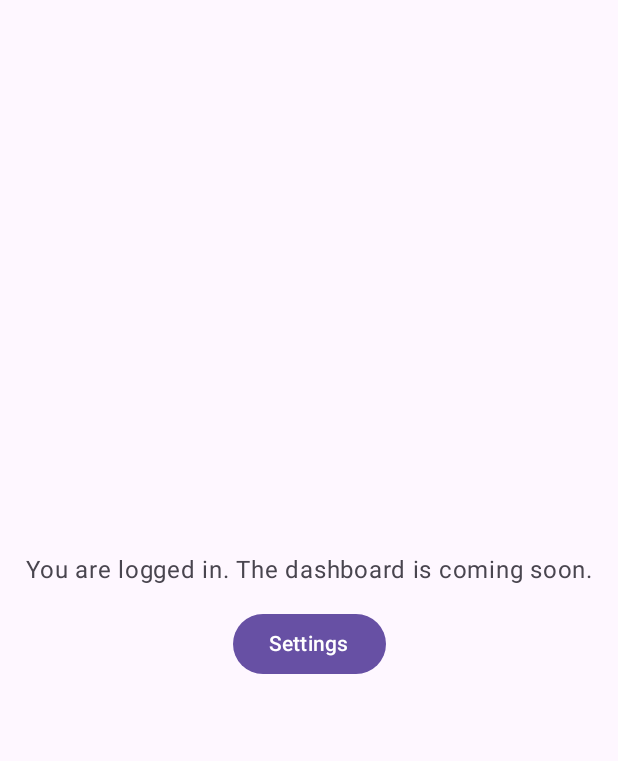
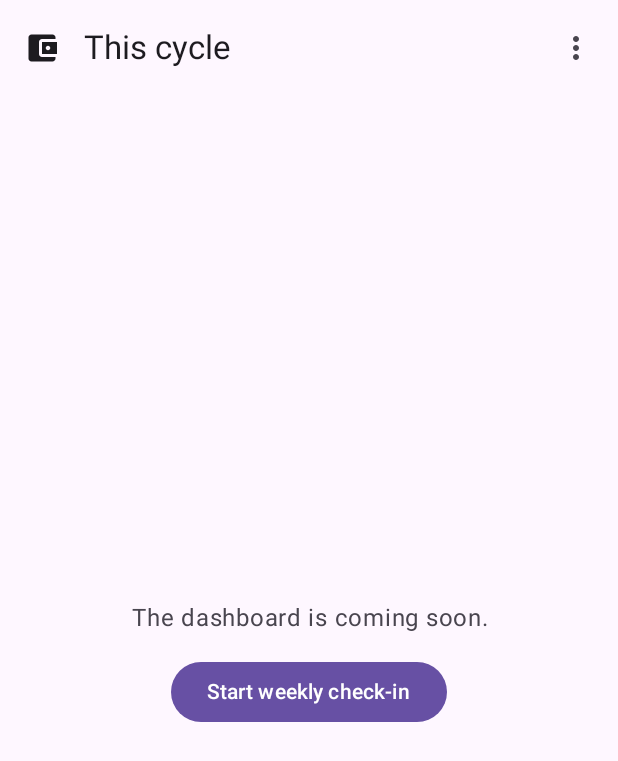
Before and after one commit to raviduravisara/kavindu-finance, an Android app built with Jetpack Compose: the DashboardPlaceholder screen opened through its navigation route, on a phone screen of 412 x 824 dp. Shown: the top 761 px of the screen. Run offline under Robolectric (Android 15) with nearby library versions, the phone set to English and light mode, and no system bars; our stand-ins replace Dagger/Hilt's generated code, Firebase (no records; nobody signed in at launch, a user with empty details on screens opened directly); libraries missing offline, so code that uses them is left out: androidx.hilt.lifecycle.

Commit message:
UI alignment step 4: app frame with bottom navigation bar
NavigationBar (Home, Income, History, Goal) on the four main screens only; dashboard placeholder top bar with the more-vert action to Settings; tab placeholders; snackbar above the bar; MainActivity only hosts AppNavHost.

```diff
--- a/app/src/main/java/com/fintrack/kavindu/MainActivity.kt
+++ b/app/src/main/java/com/fintrack/kavindu/MainActivity.kt
@@ -4,21 +4,11 @@ import android.os.Bundle
 import androidx.activity.ComponentActivity
 import androidx.activity.compose.setContent
 import androidx.activity.enableEdgeToEdge
-import androidx.compose.foundation.layout.consumeWindowInsets
-import androidx.compose.foundation.layout.fillMaxSize
-import androidx.compose.foundation.layout.padding
-import androidx.compose.material3.Scaffold
-import androidx.compose.material3.SnackbarHost
-import androidx.compose.material3.SnackbarHostState
-import androidx.compose.material3.Text
-import androidx.compose.runtime.Composable
-import androidx.compose.runtime.remember
-import androidx.compose.ui.Modifier
-import androidx.compose.ui.tooling.preview.Preview
 import com.fintrack.kavindu.core.ui.theme.KavinduFinanceTheme
 import com.fintrack.kavindu.navigation.AppNavHost
 import dagger.hilt.android.AndroidEntryPoint
 
+// The app's single activity. The app frame (Scaffold, NavigationBar, snackbars) lives in AppNavHost.
 @AndroidEntryPoint
 class MainActivity : ComponentActivity() {
     override fun onCreate(savedInstanceState: Bundle?) {
@@ -26,32 +16,8 @@ class MainActivity : ComponentActivity() {
         enableEdgeToEdge()
         setContent {
             KavinduFinanceTheme {
-                val snackbarHostState = remember { SnackbarHostState() }
-                Scaffold(
-                    modifier = Modifier.fillMaxSize(),
-                    snackbarHost = { SnackbarHost(snackbarHostState) },
-                ) { innerPadding ->
-                    // consumeWindowInsets: the screens' own Scaffolds do not add the status bar space again.
-                    AppNavHost(modifier = Modifier.padding(innerPadding).consumeWindowInsets(innerPadding))
-                    AppMessages(snackbarHostState)
-                }
+                AppNavHost()
             }
         }
     }
 }
-
-@Composable
-fun Greeting(name: String, modifier: Modifier = Modifier) {
-    Text(
-        text = "Hello $name!",
-        modifier = modifier
-    )
-}
-
-@Preview(showBackground = true)
-@Composable
-fun GreetingPreview() {
-    KavinduFinanceTheme {
-        Greeting("Android")
-    }
-}
--- a/app/src/main/java/com/fintrack/kavindu/navigation/AppNavHost.kt
+++ b/app/src/main/java/com/fintrack/kavindu/navigation/AppNavHost.kt
@@ -1,35 +1,67 @@
 package com.fintrack.kavindu.navigation
 
+import androidx.annotation.StringRes
+import androidx.compose.foundation.layout.consumeWindowInsets
+import androidx.compose.foundation.layout.padding
+import androidx.compose.material.icons.Icons
+import androidx.compose.material.icons.filled.AccountBalanceWallet
+import androidx.compose.material.icons.filled.Flag
+import androidx.compose.material.icons.filled.History
+import androidx.compose.material.icons.filled.Home
+import androidx.compose.material.icons.filled.MoreVert
+import androidx.compose.material3.Icon
+import androidx.compose.material3.IconButton
+import androidx.compose.material3.NavigationBar
+import androidx.compose.material3.NavigationBarItem
+import androidx.compose.material3.Scaffold
+import androidx.compose.material3.SnackbarHost
+import androidx.compose.material3.SnackbarHostState
+import androidx.compose.material3.Text
 import androidx.compose.runtime.Composable
 import androidx.compose.runtime.collectAsState
 import androidx.compose.runtime.getValue
 import androidx.compose.runtime.key
+import androidx.compose.runtime.remember
 import androidx.compose.ui.Modifier
+import androidx.compose.ui.graphics.vector.ImageVector
 import androidx.compose.ui.res.stringResource
 import androidx.hilt.lifecycle.viewmodel.compose.hiltViewModel
+import androidx.navigation.NavDestination.Companion.hasRoute
+import androidx.navigation.NavHostController
 import androidx.navigation.compose.NavHost
 import androidx.navigation.compose.composable
+import androidx.navigation.compose.currentBackStackEntryAsState
 import androidx.navigation.compose.rememberNavController
+import com.fintrack.kavindu.AppMessages
 import com.fintrack.kavindu.R
+import com.fintrack.kavindu.core.ui.components.AppTopBar
 import com.fintrack.kavindu.core.ui.components.EmptyState
 import com.fintrack.kavindu.core.ui.components.LoadingState
 import com.fintrack.kavindu.feature.auth.ui.ForgotPasswordScreen
-import com.fintrack.kavindu.feature.balancecheck.ui.BalanceCheckScreen
 import com.fintrack.kavindu.feature.auth.ui.LoginScreen
 import com.fintrack.kavindu.feature.auth.ui.RegisterScreen
 import com.fintrack.kavindu.feature.auth.viewmodel.SessionUiState
 import com.fintrack.kavindu.feature.auth.viewmodel.SessionViewModel
+import com.fintrack.kavindu.feature.balancecheck.ui.BalanceCheckScreen
 import com.fintrack.kavindu.feature.settings.ui.SettingsScreen
+
+// The four main screens in the bottom NavigationBar (UI spec, "App frame"): icon above label.
+private enum class TopLevelTab(val route: Any, @StringRes val label: Int, val icon: ImageVector) {
+    HOME(Dashboard, R.string.nav_home, Icons.Filled.Home),
+    INCOME(IncomeList, R.string.nav_income, Icons.Filled.AccountBalanceWallet),
+    HISTORY(TransactionHistory, R.string.nav_history, Icons.Filled.History),
+    GOAL(GoalOverview, R.string.nav_goal, Icons.Filled.Flag),
+}
 
 @Composable
 fun AppNavHost(
-    modifier: Modifier = Modifier,
     sessionViewModel: SessionViewModel = hiltViewModel(),
 ) {
     val sessionState by sessionViewModel.uiState.collectAsState()
+    val snackbarHostState = remember { SnackbarHostState() }
 
     if (sessionState == SessionUiState.Loading) {
-        LoadingState(modifier = modifier)
+        LoadingState()
         return
     }
     val isSignedIn = sessionState == SessionUiState.SignedIn
@@ -38,10 +70,25 @@ fun AppNavHost(
     // to the login screens after login, or into the app after logout.
     key(isSignedIn) {
         val navController = rememberNavController()
+        val currentDestination = navController.currentBackStackEntryAsState().value?.destination
+        val currentTab = TopLevelTab.entries.firstOrNull { currentDestination?.hasRoute(it.route::class) == true }
+
+        Scaffold(
+            snackbarHost = { SnackbarHost(snackbarHostState) }, // above the NavigationBar
+            bottomBar = {
+                // Only on the four main screens; not on login, Settings or the weekly check-in.
+                if (isSignedIn && currentTab != null) {
+                    AppNavigationBar(currentTab = currentTab, onTabSelected = { navController.openTab(it) })
+                }
+            },
+        ) { innerPadding ->
             NavHost(
                 navController = navController,
                 startDestination = if (isSignedIn) Dashboard else Login,
-            modifier = modifier,
+                // consumeWindowInsets: each screen's own top bar does not add the status bar space again.
+                modifier = Modifier
+                    .padding(innerPadding)
+                    .consumeWindowInsets(innerPadding),
             ) {
                 composable<Login> {
                     LoginScreen(
@@ -55,14 +102,24 @@ fun AppNavHost(
                 composable<ForgotPassword> {
                     ForgotPasswordScreen(onBackToLoginClicked = { navController.popBackStack() })
                 }
-            // Placeholder until Member 3's dashboard exists; the real dashboard links to Settings the same way.
+
+                // Placeholders until Member 3's dashboard and Member 2's and 3's tab screens exist.
                 composable<Dashboard> {
-                EmptyState(
-                    message = stringResource(R.string.placeholder_dashboard),
-                    actionLabel = stringResource(R.string.action_settings),
-                    onAction = { navController.navigate(Settings) },
+                    DashboardPlaceholder(
+                        onSettingsClicked = { navController.navigate(Settings) },
+                        onCheckInClicked = { navController.navigate(WeeklyBalanceCheck) },
                     )
                 }
+                composable<IncomeList> {
+                    TabPlaceholder(R.string.nav_income, R.string.placeholder_income) { navController.openTab(TopLevelTab.HOME) }
+                }
+                composable<TransactionHistory> {
+                    TabPlaceholder(R.string.nav_history, R.string.placeholder_history) { navController.openTab(TopLevelTab.HOME) }
+                }
+                composable<GoalOverview> {
+                    TabPlaceholder(R.string.nav_goal, R.string.placeholder_goal) { navController.openTab(TopLevelTab.HOME) }
+                }
+
                 composable<Settings> {
                     SettingsScreen(
                         onBackClicked = { navController.popBackStack() },
@@ -75,3 +132,67 @@ fun AppNavHost(
             }
         }
     }
+
+    AppMessages(snackbarHostState)
+}
+
+// Switching tabs keeps each tab's own back stack and never stacks the same tab twice.
+private fun NavHostController.openTab(tab: TopLevelTab) {
+    navigate(tab.route) {
+        popUpTo<Dashboard> { saveState = true }
+        launchSingleTop = true
+        restoreState = true
+    }
+}
+
+@Composable
+private fun AppNavigationBar(currentTab: TopLevelTab, onTabSelected: (TopLevelTab) -> Unit) {
+    NavigationBar {
+        TopLevelTab.entries.forEach { tab ->
+            NavigationBarItem(
+                selected = tab == currentTab,
+                onClick = { onTabSelected(tab) },
+                icon = { Icon(imageVector = tab.icon, contentDescription = null) },
+                label = { Text(stringResource(tab.label)) },
+            )
+        }
+    }
+}
+
+// Temporary. The real dashboard (Member 3) keeps the same top bar: wallet mark, "This cycle", ⋮ → Settings.
+@Composable
+private fun DashboardPlaceholder(onSettingsClicked: () -> Unit, onCheckInClicked: () -> Unit) {
+    Scaffold(
+        topBar = {
+            AppTopBar(
+                title = stringResource(R.string.dashboard_title),
+                appIcon = Icons.Filled.AccountBalanceWallet,
+                actions = {
+                    IconButton(onClick = onSettingsClicked) {
+                        Icon(imageVector = Icons.Filled.MoreVert, contentDescription = stringResource(R.string.action_settings))
+                    }
+                },
+            )
+        },
+    ) { innerPadding ->
+        EmptyState(
+            message = stringResource(R.string.placeholder_dashboard),
+            actionLabel = stringResource(R.string.placeholder_dashboard_action),
+            onAction = onCheckInClicked,
+            modifier = Modifier.padding(innerPadding),
+        )
+    }
+}
+
+// Temporary screen for a tab whose real screen is not built yet.
+@Composable
+private fun TabPlaceholder(@StringRes title: Int, @StringRes message: Int, onBackToHomeClicked: () -> Unit) {
+    Scaffold(topBar = { AppTopBar(title = stringResource(title)) }) { innerPadding ->
+        EmptyState(
+            message = stringResource(message),
+            actionLabel = stringResource(R.string.placeholder_back_home),
+            onAction = onBackToHomeClicked,
+            modifier = Modifier.padding(innerPadding),
+        )
+    }
+}
--- a/app/src/main/res/values/strings.xml
+++ b/app/src/main/res/values/strings.xml
@@ -88,6 +88,18 @@
     <string name="auth_error_too_many_attempts">Too many attempts. Wait a few minutes and try again.</string>
     <string name="auth_error_unknown">Something went wrong. Please try again.</string>
 
-    <!-- Temporary, until the real dashboard exists -->
-    <string name="placeholder_dashboard">You are logged in. The dashboard is coming soon.</string>
+    <!-- App frame: bottom navigation bar and dashboard top bar (UI spec) -->
+    <string name="nav_home">Home</string>
+    <string name="nav_income">Income</string>
+    <string name="nav_history">History</string>
+    <string name="nav_goal">Goal</string>
+    <string name="dashboard_title">This cycle</string>
+
+    <!-- Temporary placeholders until the real screens exist -->
+    <string name="placeholder_dashboard">The dashboard is coming soon.</string>
+    <string name="placeholder_dashboard_action">Start weekly check-in</string>
+    <string name="placeholder_income">Income is coming soon.</string>
+    <string name="placeholder_history">History is coming soon.</string>
+    <string name="placeholder_goal">Your savings goal is coming soon.</string>
+    <string name="placeholder_back_home">Back to Home</string>
 </resources>
```
Lines whose indentation alone changed are shown as unchanged.
